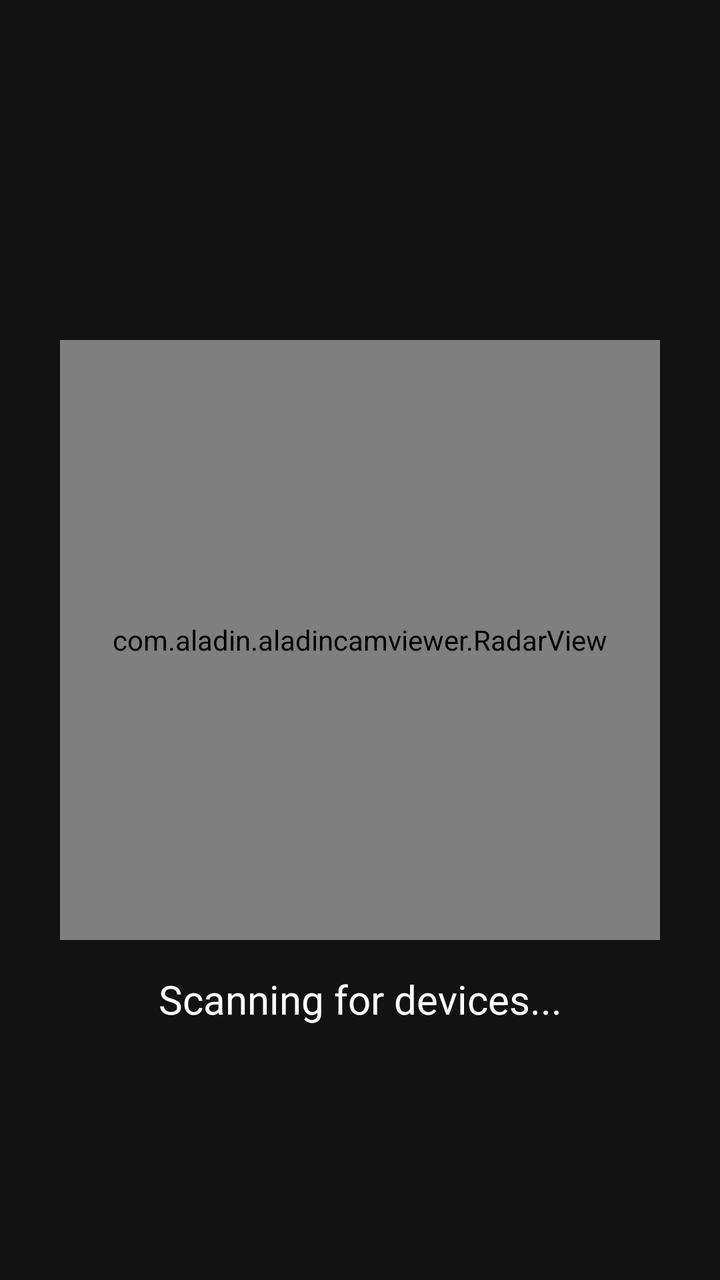
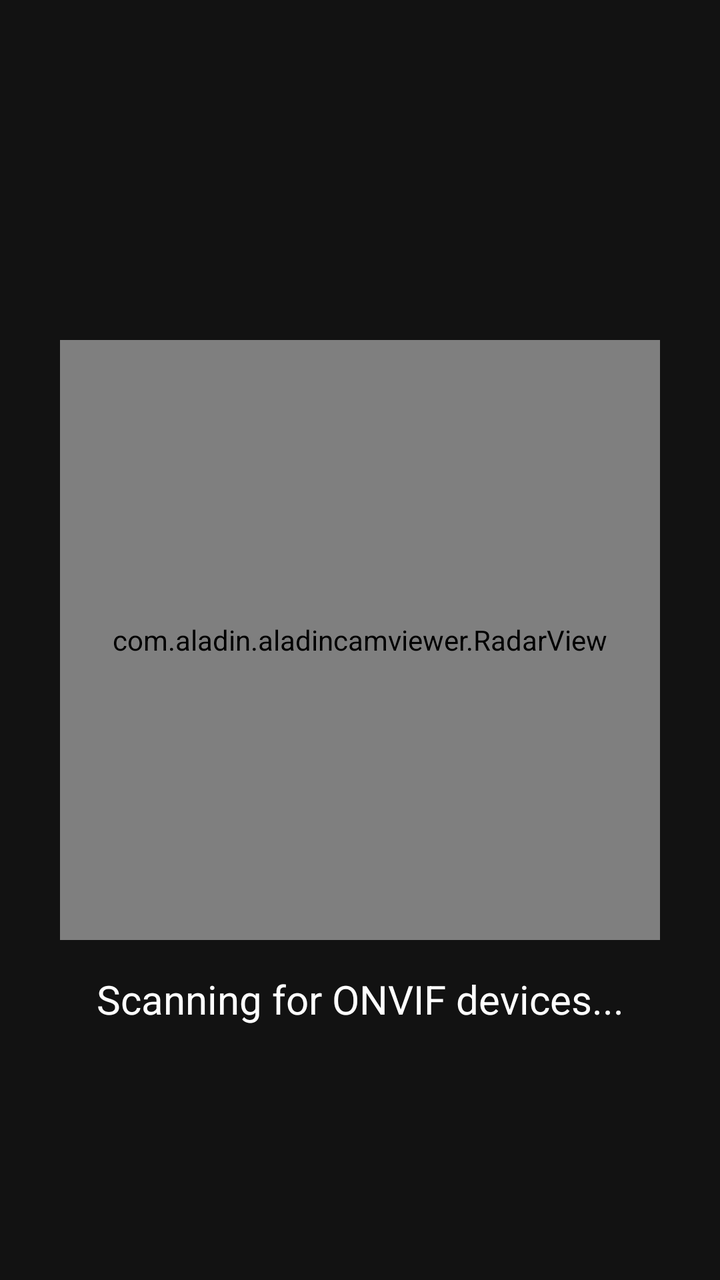

The first picture is an Android layout as it rendered before a commit; the second is the same layout after the commit. The layout source and the unified diff follow.
<!-- AndroidManifest.xml: application theme Theme.AladinCamViewer -->
<!-- res/layout/activity_discovery.xml -->
<?xml version="1.0" encoding="utf-8"?>
<androidx.constraintlayout.widget.ConstraintLayout xmlns:android="http://schemas.android.com/apk/res/android"
    xmlns:app="http://schemas.android.com/apk/res-auto"
    android:layout_width="match_parent"
    android:layout_height="match_parent"
    android:background="#121212">

    <com.aladin.aladincamviewer.RadarView
        android:id="@+id/radar_view"
        android:layout_width="300dp"
        android:layout_height="300dp"
        app:layout_constraintBottom_toBottomOf="parent"
        app:layout_constraintEnd_toEndOf="parent"
        app:layout_constraintStart_toStartOf="parent"
        app:layout_constraintTop_toTopOf="parent" />

    <TextView
        android:id="@+id/txt_scanning_status"
        android:layout_width="wrap_content"
        android:layout_height="wrap_content"
        android:layout_marginTop="16dp"
        android:text="Scanning for devices..."
        android:textColor="@color/white"
        android:textSize="20sp"
        app:layout_constraintEnd_toEndOf="parent"
        app:layout_constraintStart_toStartOf="parent"
        app:layout_constraintTop_toBottomOf="@id/radar_view" />

    <androidx.recyclerview.widget.RecyclerView
        android:id="@+id/recycler_discovery"
        android:layout_width="match_parent"
        android:layout_height="match_parent"
        android:clipToPadding="false"
        android:padding="32dp"
        android:visibility="gone" />

    <com.google.android.material.button.MaterialButton
        android:id="@+id/btn_batch_add"
        android:layout_width="wrap_content"
        android:layout_height="wrap_content"
        android:layout_margin="32dp"
        android:paddingHorizontal="32dp"
        android:text="ADD SELECTED"
        android:textColor="@color/white"
        android:textStyle="bold"
        android:visibility="gone"
        app:cornerRadius="24dp"
        app:elevation="8dp"
        app:layout_constraintBottom_toBottomOf="parent"
        app:layout_constraintEnd_toEndOf="parent"
        app:layout_constraintStart_toStartOf="parent" />

</androidx.constraintlayout.widget.ConstraintLayout>
<!-- resources referenced by this layout -->
<resources>
  <color name="white">#FFFFFFFF</color>
  <style name="Theme.AladinCamViewer" parent="Theme.MaterialComponents.DayNight.NoActionBar">
          
          <item name="colorPrimary">@color/brand_orange</item>
          <item name="colorPrimaryVariant">@color/black</item>
          <item name="colorOnPrimary">@color/white</item>
          
          <item name="colorSecondary">@color/brand_orange</item>
          <item name="colorSecondaryVariant">@color/brand_orange</item>
          <item name="colorOnSecondary">@color/black</item>
          
          <item name="android:statusBarColor">@color/black</item>
          
      </style>
  <color name="brand_orange">#FF6D00</color>
  <color name="black">#FF000000</color>
</resources>

<!-- the commit's change to res/layout/activity_discovery.xml (unified diff, before → after) -->
@@ -19,7 +19,7 @@
         android:layout_width="wrap_content"
         android:layout_height="wrap_content"
         android:layout_marginTop="16dp"
-        android:text="Scanning for devices..."
+        android:text="@string/scanning_onvif"
         android:textColor="@color/white"
         android:textSize="20sp"
         app:layout_constraintEnd_toEndOf="parent"
@@ -40,7 +40,7 @@
         android:layout_height="wrap_content"
         android:layout_margin="32dp"
         android:paddingHorizontal="32dp"
-        android:text="ADD SELECTED"
+        android:text="@string/add_selected_default"
         android:textColor="@color/white"
         android:textStyle="bold"
         android:visibility="gone"
<!-- resource entries referenced after the edit -->
@@ -1,6 +1,8 @@
 <!-- resources referenced by this layout -->
 <resources>
   <color name="white">#FFFFFFFF</color>
+  <string name="add_selected_default">ADD SELECTED</string>
+  <string name="scanning_onvif">Scanning for ONVIF devices...</string>
   <style name="Theme.AladinCamViewer" parent="Theme.MaterialComponents.DayNight.NoActionBar">
           
           <item name="colorPrimary">@color/brand_orange</item>
